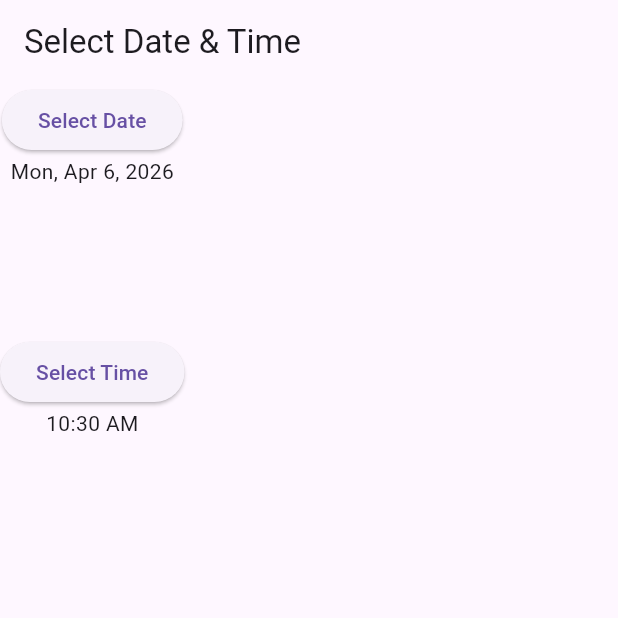
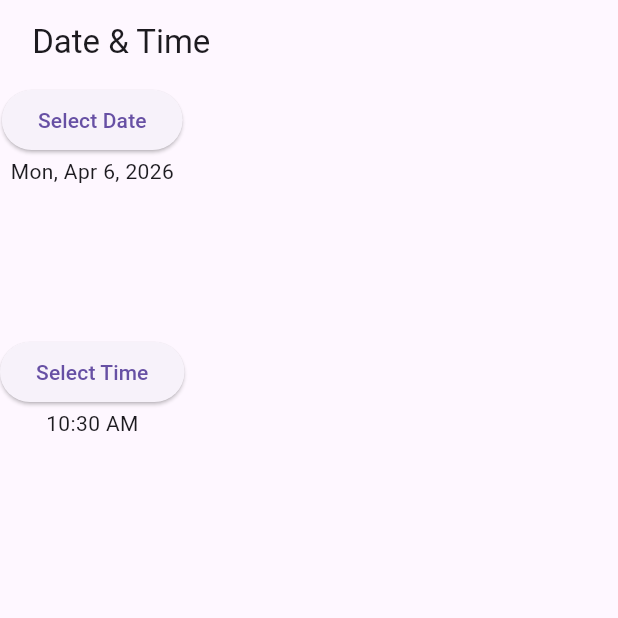
Before and after one commit to AbRehman536/kinza_frontend, a Flutter app: the screen it shows after launch, on a phone screen of 412 x 824 dp, the top half of it. Run offline on Flutter 3.47's test engine with Material 3 defaults, Android fonts, the phone set to English and light mode, and no system bars; our stand-ins replace smooth_page_indicator.

Commit message:
Date Time Picker done

```diff
--- a/lib/date_time_picker.dart
+++ b/lib/date_time_picker.dart
@@ -16,7 +16,7 @@ class _DateTimePickerDemoState extends State<DateTimePickerDemo> {
     return Scaffold(
       appBar:
       AppBar(
-        title: Text("Select Date & Time"),
+        title: Text(" Date & Time"),
       ),
       body: Column(
         children: [
```
